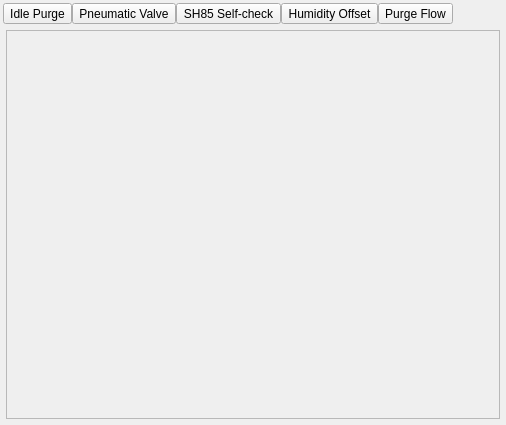
Before: the Qt Designer form OHB80PortMonitor_V_1_0_0/ui/configpage.ui in Simon2817/OHB80PortMonitor, drawn with Qt 5.
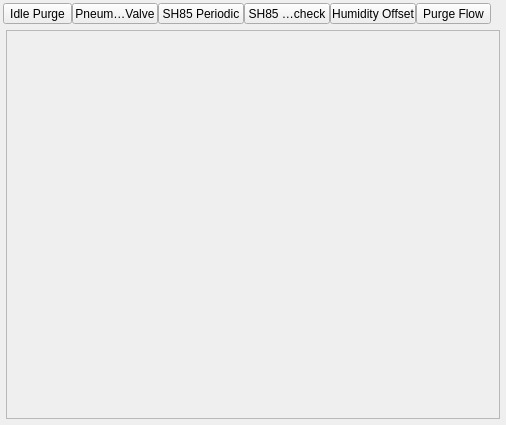
After: the same form once the commit is applied.

The edit to the form file:
```diff
--- a/OHB80PortMonitor_V_1_0_0/ui/configpage.ui
+++ b/OHB80PortMonitor_V_1_0_0/ui/configpage.ui
@@ -67,6 +67,13 @@
         </property>
        </widget>
       </item>
+      <item>
+       <widget class="QToolButton" name="btnSH85PeriodicSelfCheck">
+        <property name="text">
+         <string>SH85 Periodic</string>
+        </property>
+       </widget>
+      </item>
       <item>
        <widget class="QToolButton" name="btnSH85SelfCheck">
         <property name="text">
```
